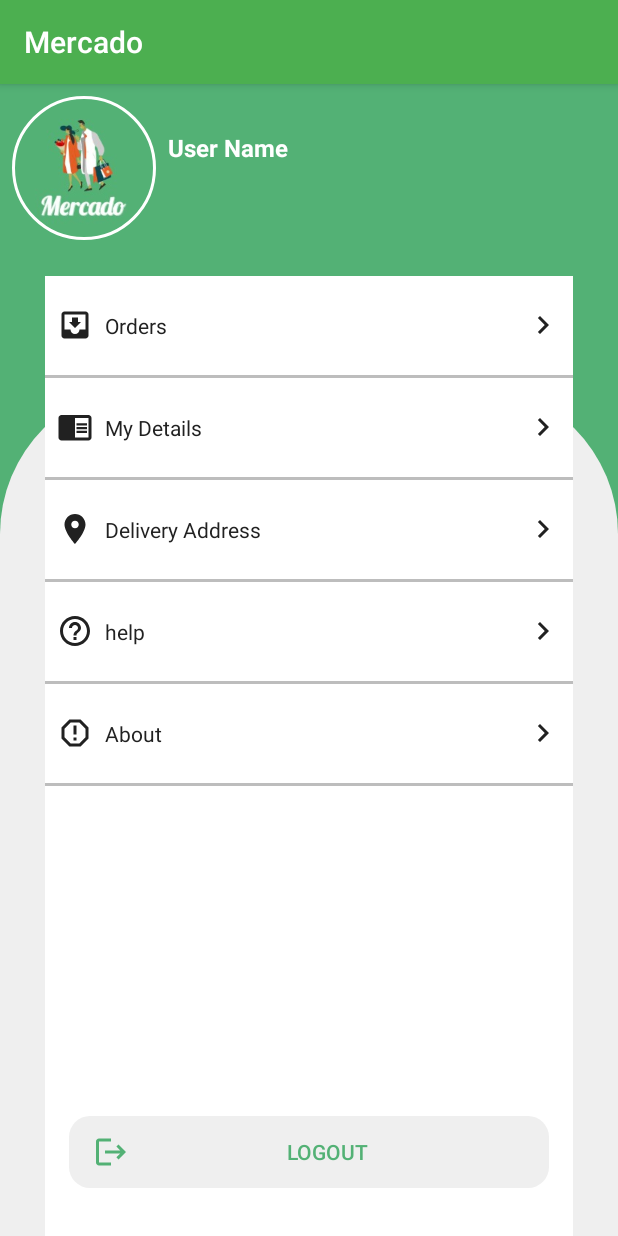
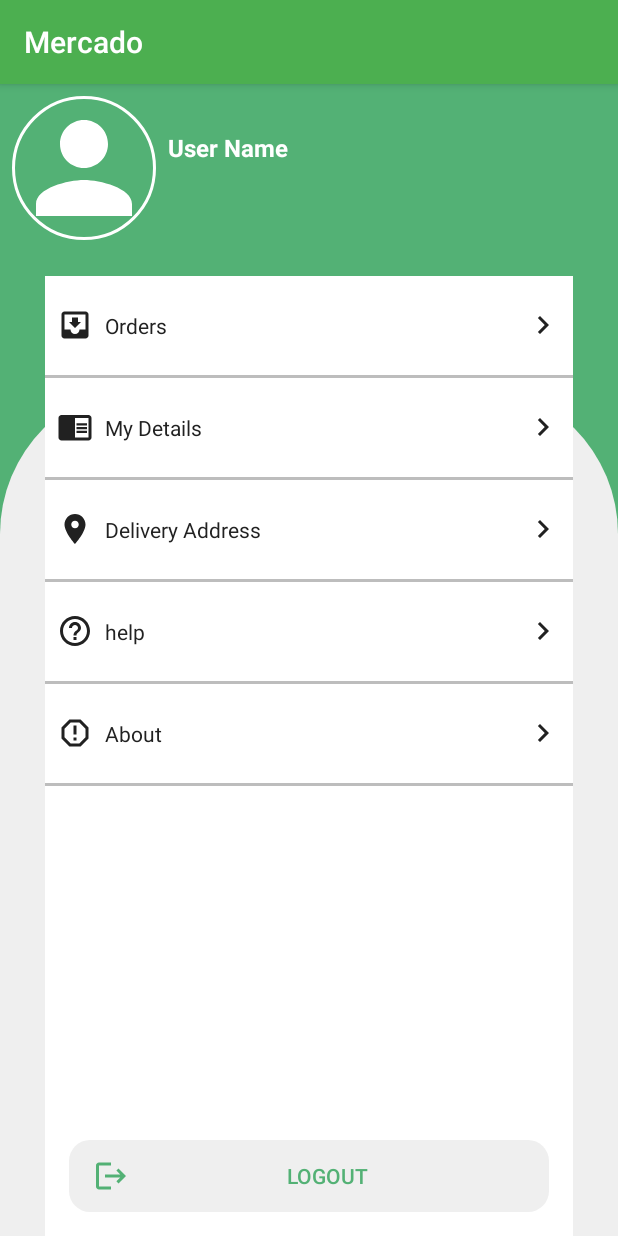
Before and after one commit to AsmaaElbanna/Mercado, an Android app: the fragment AccountFragment shown on its own in the app's theme, on a phone screen of 412 x 824 dp. Run offline under Robolectric (Android 15) with nearby library versions, the phone set to English and light mode, and no system bars; our stand-ins replace CircleImageView, Firebase (no records; nobody signed in at launch, a user with empty details on screens opened directly); pictures from the network do not load; 2 statements that could not run were skipped.

Commit message:
update tabs

```diff
--- a/app/src/main/res/drawable/ic_baseline_account_circle_24.xml
+++ b/app/src/main/res/drawable/ic_baseline_account_circle_24.xml
@@ -2,9 +2,8 @@
     android:width="24dp"
     android:height="24dp"
     android:viewportWidth="24"
-    android:viewportHeight="24"
-    android:tint="?attr/colorControlNormal">
+    android:viewportHeight="24">
   <path
-      android:fillColor="@android:color/white"
+      android:fillColor="@color/divider"
       android:pathData="M12,2C6.48,2 2,6.48 2,12s4.48,10 10,10 10,-4.48 10,-10S17.52,2 12,2zM12,5c1.66,0 3,1.34 3,3s-1.34,3 -3,3 -3,-1.34 -3,-3 1.34,-3 3,-3zM12,19.2c-2.5,0 -4.71,-1.28 -6,-3.22 0.03,-1.99 4,-3.08 6,-3.08 1.99,0 5.97,1.09 6,3.08 -1.29,1.94 -3.5,3.22 -6,3.22z"/>
 </vector>
--- a/app/src/main/res/drawable/ic_baseline_add_shopping_cart_24.xml
+++ b/app/src/main/res/drawable/ic_baseline_add_shopping_cart_24.xml
@@ -2,9 +2,8 @@
     android:width="24dp"
     android:height="24dp"
     android:viewportWidth="24"
-    android:viewportHeight="24"
-    android:tint="?attr/colorControlNormal">
+    android:viewportHeight="24">
   <path
-      android:fillColor="@android:color/white"
+      android:fillColor="@color/divider"
       android:pathData="M11,9h2L13,6h3L16,4h-3L13,1h-2v3L8,4v2h3v3zM7,18c-1.1,0 -1.99,0.9 -1.99,2S5.9,22 7,22s2,-0.9 2,-2 -0.9,-2 -2,-2zM17,18c-1.1,0 -1.99,0.9 -1.99,2s0.89,2 1.99,2 2,-0.9 2,-2 -0.9,-2 -2,-2zM7.17,14.75l0.03,-0.12 0.9,-1.63h7.45c0.75,0 1.41,-0.41 1.75,-1.03l3.86,-7.01L19.42,4h-0.01l-1.1,2 -2.76,5L8.53,11l-0.13,-0.27L6.16,6l-0.95,-2 -0.94,-2L1,2v2h2l3.6,7.59 -1.35,2.45c-0.16,0.28 -0.25,0.61 -0.25,0.96 0,1.1 0.9,2 2,2h12v-2L7.42,15c-0.13,0 -0.25,-0.11 -0.25,-0.25z"/>
 </vector>
--- a/app/src/main/res/drawable/ic_baseline_favorite_24.xml
+++ b/app/src/main/res/drawable/ic_baseline_favorite_24.xml
@@ -2,9 +2,8 @@
     android:width="24dp"
     android:height="24dp"
     android:viewportWidth="24"
-    android:viewportHeight="24"
-    android:tint="?attr/colorControlNormal">
+    android:viewportHeight="24">
   <path
-      android:fillColor="@android:color/white"
+      android:fillColor="@color/divider"
       android:pathData="M12,21.35l-1.45,-1.32C5.4,15.36 2,12.28 2,8.5 2,5.42 4.42,3 7.5,3c1.74,0 3.41,0.81 4.5,2.09C13.09,3.81 14.76,3 16.5,3 19.58,3 22,5.42 22,8.5c0,3.78 -3.4,6.86 -8.55,11.54L12,21.35z"/>
 </vector>
--- /dev/null
+++ b/app/src/main/res/drawable/ic_baseline_person_24.xml
@@ -0,0 +1,10 @@
+<vector xmlns:android="http://schemas.android.com/apk/res/android"
+    android:width="24dp"
+    android:height="24dp"
+    android:autoMirrored="true"
+    android:viewportWidth="24"
+    android:viewportHeight="24">
+    <path
+        android:fillColor="@android:color/white"
+        android:pathData="M12,12c2.21,0 4,-1.79 4,-4s-1.79,-4 -4,-4 -4,1.79 -4,4 1.79,4 4,4zM12,14c-2.67,0 -8,1.34 -8,4v2h16v-2c0,-2.66 -5.33,-4 -8,-4z" />
+</vector>
--- a/app/src/main/res/drawable/ic_baseline_shop_24.xml
+++ b/app/src/main/res/drawable/ic_baseline_shop_24.xml
@@ -3,8 +3,8 @@
     android:height="24dp"
     android:viewportWidth="24"
     android:viewportHeight="24"
-    android:tint="?attr/colorControlNormal">
+    >
   <path
-      android:fillColor="@android:color/white"
+      android:fillColor="@color/accent"
       android:pathData="M16,6L16,4c0,-1.11 -0.89,-2 -2,-2h-4c-1.11,0 -2,0.89 -2,2v2L2,6v13c0,1.11 0.89,2 2,2h16c1.11,0 2,-0.89 2,-2L22,6h-6zM10,4h4v2h-4L10,4zM9,18L9,9l7.5,4L9,18z"/>
 </vector>
--- a/app/src/main/res/layout/fragment_account.xml
+++ b/app/src/main/res/layout/fragment_account.xml
@@ -21,7 +21,7 @@
             android:id="@+id/profile_image"
             android:layout_width="96dp"
             android:layout_height="96dp"
-            android:src="@drawable/logo"
+            android:src="@drawable/ic_baseline_person_24"
             app:civ_border_color="@color/white"
             app:civ_border_width="2dp" />
 
@@ -284,7 +284,7 @@
                 android:layout_height="0dp"
                 android:layout_marginStart="8dp"
                 android:layout_marginEnd="8dp"
-                android:layout_marginBottom="32dp"
+                android:layout_marginBottom="16dp"
                 android:layout_weight="1"
                 android:orientation="horizontal">
 
```
Also changed, not shown: app/src/main/java/com/iti/mercado/activity/TabsActivity.java (+16 -4 lines), app/src/main/res/drawable/ic_baseline_category_24.xml (+4 -4 lines), app/src/main/res/layout/activity_tabs.xml (+5 -9 lines).
